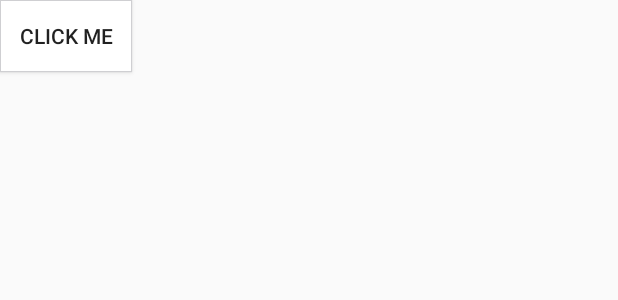
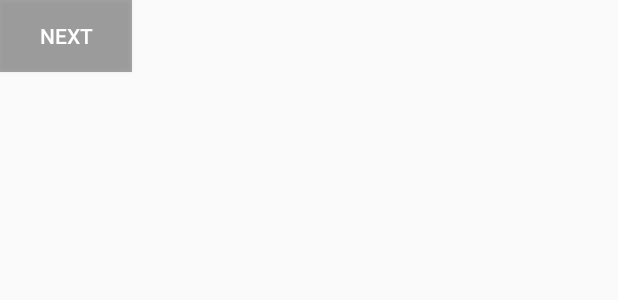
Before and after one commit to Shurrik9527/ShurrikGPS, an Android app: the layout float_button.xml on its own in the app's theme, with its tools: preview values and no code run, on a phone screen of 412 x 824 dp. Shown: the top 300 px of the screen. Run offline under Robolectric (Android 15) with nearby library versions, the phone set to English and light mode, and no system bars.

Commit message:
调整悬浮窗样式

```diff
--- a/app/src/main/java/com/shurrik/gps/MainActivity.java
+++ b/app/src/main/java/com/shurrik/gps/MainActivity.java
@@ -46,8 +46,6 @@ import com.baidu.mapapi.map.MapView;
 import com.baidu.mapapi.map.Marker;
 import com.baidu.mapapi.map.MarkerOptions;
 import com.baidu.mapapi.map.MyLocationData;
-import com.baidu.mapapi.map.OverlayOptions;
-import com.baidu.mapapi.map.TextOptions;
 import com.baidu.mapapi.model.LatLng;
 import com.shurrik.database.HistoryDBHelper;
 import com.shurrik.service.MockGpsService;
@@ -323,7 +321,7 @@ public class MainActivity extends AppCompatActivity implements NavigationView.On
      */
     private void initFloatWindow() {
         //悬浮窗
-        FloatWindow floatWindow = new FloatWindow(MainActivity.this, new FloatWindow.OnFloatWindowClickListener() {
+        NextFloatWindow floatWindow = new NextFloatWindow(MainActivity.this, new NextFloatWindow.OnFloatWindowClickListener() {
             int index = 0;
 
             @Override
--- a/app/src/main/java/com/shurrik/gps/FloatWindow.java
+++ b/app/src/main/java/com/shurrik/gps/NextFloatWindow.java
@@ -14,7 +14,7 @@ import android.view.WindowManager;
 
 import java.lang.reflect.Field;
 
-public class FloatWindow implements View.OnTouchListener {
+public class NextFloatWindow implements View.OnTouchListener {
 
     private Context mContext;
     private WindowManager.LayoutParams mWindowParams;
@@ -37,7 +37,7 @@ public class FloatWindow implements View.OnTouchListener {
         void onFloatWindowClick();
     }
 
-    FloatWindow(Context context, OnFloatWindowClickListener listener) {
+    NextFloatWindow(Context context, OnFloatWindowClickListener listener) {
         this.mContext = context;
         this.listener = listener;
         initFloatWindow();
@@ -113,7 +113,7 @@ public class FloatWindow implements View.OnTouchListener {
 //            mWindowParams.x = metrics.widthPixels;
             mWindowParams.x = 0;
 //            mWindowParams.y = metrics.heightPixels/3*2 - statusBarHeight;
-            mWindowParams.y = metrics.heightPixels / 8 - statusBarHeight;
+            mWindowParams.y = statusBarHeight * 2 + statusBarHeight / 2;
             mWindowManager.addView(mFloatLayout, mWindowParams);
         }
     }
--- a/app/src/main/res/drawable/btn_bottom_confirm_bg.xml
+++ /dev/null
@@ -1,19 +0,0 @@
-<?xml version="1.0" encoding="utf-8"?>
-<selector xmlns:android="http://schemas.android.com/apk/res/android">
-    <item android:state_pressed="true">
-        <shape android:shape="rectangle">
-            <solid android:color="#f5f5f5"/>
-            <stroke android:width="1px"
-                android:color="#cfcfd2"/>
-            <padding android:top="1px"/>
-        </shape>
-    </item>
-    <item>
-        <shape android:shape="rectangle">
-            <solid android:color="@color/white"/>
-            <stroke android:width="1px"
-                android:color="#cfcfd2"/>
-            <padding android:top="1px"/>
-        </shape>
-    </item>
-</selector>
--- a/app/src/main/res/layout/float_button.xml
+++ b/app/src/main/res/layout/float_button.xml
@@ -1,9 +1,8 @@
 <?xml version="1.0" encoding="utf-8"?>
-
 <Button xmlns:android="http://schemas.android.com/apk/res/android"
-    xmlns:tools="http://schemas.android.com/tools"
     android:layout_width="wrap_content"
     android:layout_height="wrap_content"
-    android:background="@drawable/btn_bottom_confirm_bg"
+    android:background="@color/black_transparent"
     android:padding="2dp"
-    android:text="CLICK ME" />
+    android:textColor="@color/white"
+    android:text="@string/next" />
--- a/app/src/main/res/values/colors.xml
+++ b/app/src/main/res/values/colors.xml
@@ -154,7 +154,8 @@
     <color name="white_pressed">#f1f1f1</color>
     <color name="blue_semi_transparent">#805677fc</color>
     <color name="blue_semi_transparent_pressed">#80738ffe</color>
-    <color name="black_semi_transparent">#B2000000</color>
+    <color name="black_dark_transparent">#B2000000</color>
+    <color name="black_transparent">#55000000</color>
 
 
 
--- a/app/src/main/res/values/dimens.xml
+++ b/app/src/main/res/values/dimens.xml
@@ -4,5 +4,4 @@
     <dimen name="activity_vertical_margin">16dp</dimen>
     <dimen name="element_half_spacing">8dp</dimen>
     <dimen name="nav_header_height">176dp</dimen>
-    <dimen name="fab_margin">16dp</dimen>
 </resources>
--- a/app/src/main/res/values/strings.xml
+++ b/app/src/main/res/values/strings.xml
@@ -10,14 +10,13 @@
     <string name="resetmap">重置地图</string>
     <string name="manual_input">经纬度定位</string>
     <string name="author">Author: fighter14ych2014@gmail.com</string>
-    <string name="norecord">无历史纪录</string>
     <string name="safecode">3A:74:69:35:EA:BC:82:79:2A:1A:75:13:48:3F:A4:A9:03:96:90:F2;com.shurrik.gps</string>
     <string name="ak">KCv0UsPuxOOD9quRCALECO0kcD5w06e8</string>
-    <string name="start">START</string>
     <string name="map_normal">普通图</string>
     <string name="map_satellite">卫星图</string>
 
     <!--灵隐支路7鼓-->
     <string name="longitude">120.114835</string>
     <string name="latitude">30.250508</string>
+    <string name="next">NEXT</string>
 </resources>
```
Also changed, not shown: app/src/main/res/layout/activity_main.xml (+3 -11 lines), 1 other file.
